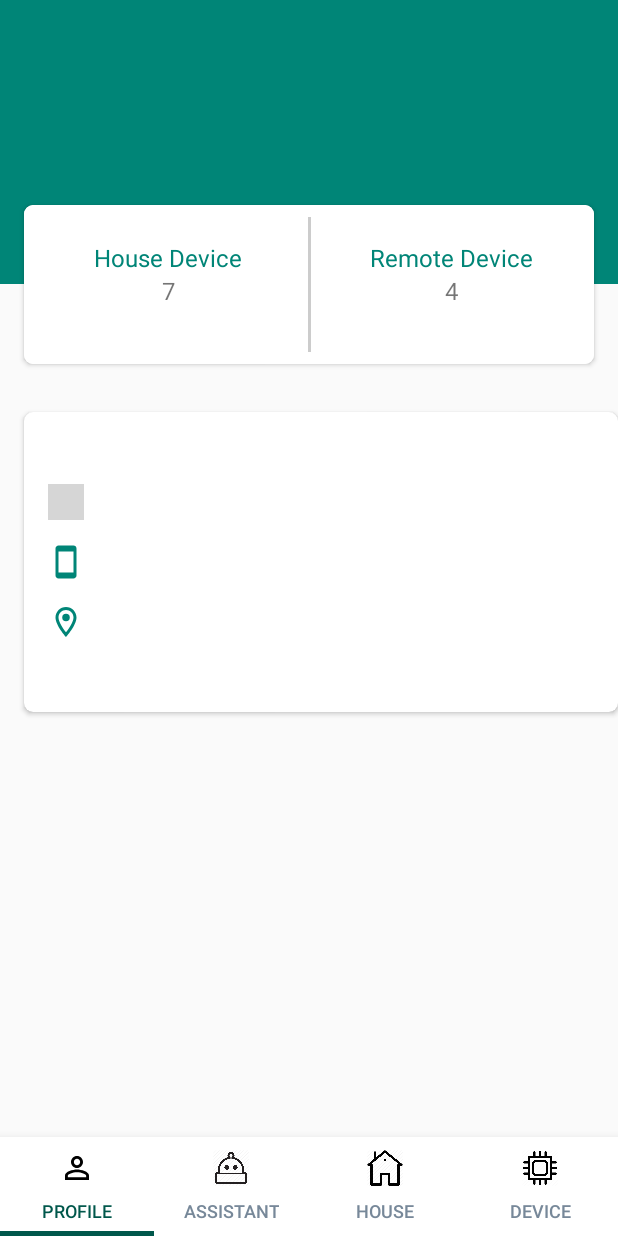
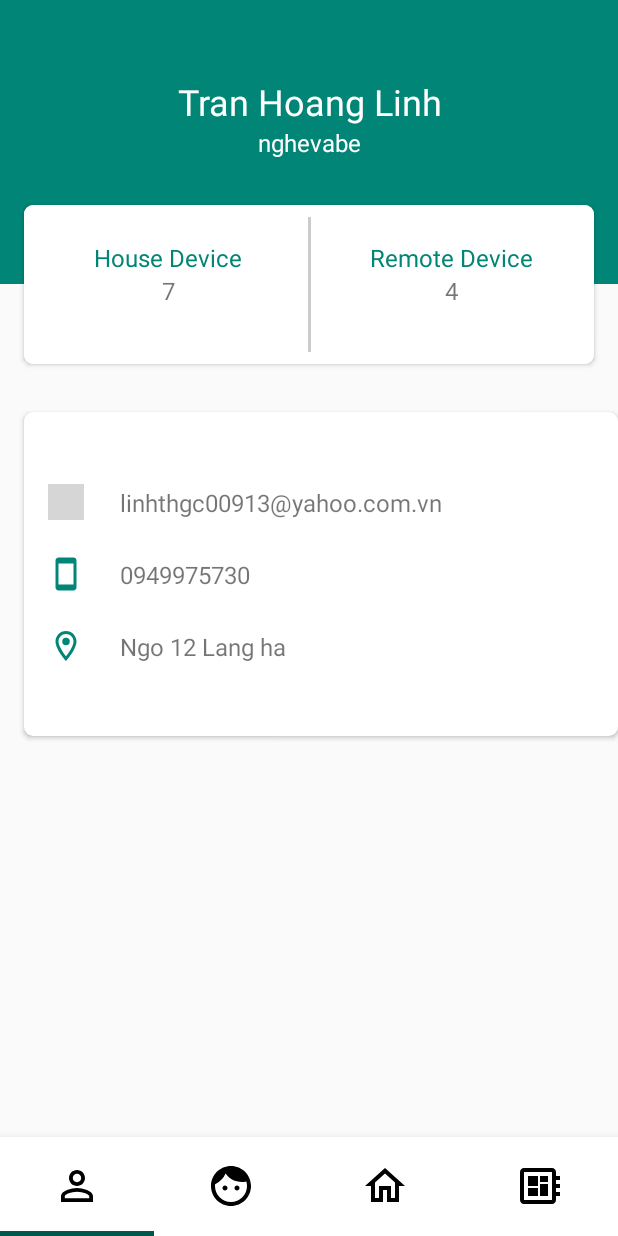
Before and after one commit to nghevabe/SmartApp4.0, an Android app: the MainActivity screen opened directly, with no data from a screen before it, on a phone screen of 412 x 824 dp. Run offline under Robolectric (Android 15) with nearby library versions, the phone set to English and light mode, and no system bars; libraries missing offline, so code that uses them is left out: com.koushikdutta.async, com.koushikdutta.ion, org.eclipse.paho; pictures from the network do not load; 9 statements that could not run were skipped; grey boxes are pictures that could not be loaded.

Commit message:
[UI] Change icon for Tablayout

```diff
--- a/SmartApp2/app/src/main/java/com/example/smartapp/MainActivity.java
+++ b/SmartApp2/app/src/main/java/com/example/smartapp/MainActivity.java
@@ -27,6 +27,7 @@ import android.util.Log;
 import android.view.View;
 import android.widget.Button;
 import android.widget.EditText;
+import android.widget.ImageView;
 import android.widget.TextView;
 import android.widget.Toast;
 
@@ -75,10 +76,21 @@ public class MainActivity extends AppCompatActivity {
         viewPager.setAdapter(adapter);
         tabLayout.setupWithViewPager(viewPager);
 
-        tabLayout.getTabAt(0).setIcon( R.drawable.ic_person_outline);
-        tabLayout.getTabAt(1).setIcon( R.drawable.bot_icon);
-        tabLayout.getTabAt(2).setIcon( R.drawable.house_icon);
-        tabLayout.getTabAt(3).setIcon( R.drawable.device_icon);
+        View tab1 = getLayoutInflater().inflate(R.layout.custom_tab, null);
+        tab1.findViewById(R.id.ivIcon).setBackgroundResource(R.drawable.ic_person_outline);
+        tabLayout.getTabAt(0).setCustomView(tab1);
+
+        View tab2 = getLayoutInflater().inflate(R.layout.custom_tab, null);
+        tab2.findViewById(R.id.ivIcon).setBackgroundResource(R.drawable.ic_face_outline);
+        tabLayout.getTabAt(1).setCustomView(tab2);
+
+        View tab3 = getLayoutInflater().inflate(R.layout.custom_tab, null);
+        tab3.findViewById(R.id.ivIcon).setBackgroundResource(R.drawable.ic_home_outline);
+        tabLayout.getTabAt(2).setCustomView(tab3);
+
+        View tab4 = getLayoutInflater().inflate(R.layout.custom_tab, null);
+        tab4.findViewById(R.id.ivIcon).setBackgroundResource(R.drawable.ic_developer_board_outline);
+        tabLayout.getTabAt(3).setCustomView(tab4);
 
         processMQTT.startMqtt(MainActivity.this);
 
--- /dev/null
+++ b/SmartApp2/app/src/main/res/drawable/ic_developer_board_outline.xml
@@ -0,0 +1,9 @@
+<vector xmlns:android="http://schemas.android.com/apk/res/android"
+    android:width="24dp"
+    android:height="24dp"
+    android:viewportWidth="24"
+    android:viewportHeight="24">
+  <path
+      android:fillColor="#FF000000"
+      android:pathData="M22,9L22,7h-2L20,5c0,-1.1 -0.9,-2 -2,-2L4,3c-1.1,0 -2,0.9 -2,2v14c0,1.1 0.9,2 2,2h14c1.1,0 2,-0.9 2,-2v-2h2v-2h-2v-2h2v-2h-2L20,9h2zM18,19L4,19L4,5h14v14zM6,13h5v4L6,17v-4zM12,7h4v3h-4L12,7zM6,7h5v5L6,12L6,7zM12,11h4v6h-4v-6z"/>
+</vector>
--- /dev/null
+++ b/SmartApp2/app/src/main/res/drawable/ic_face_outline.xml
@@ -0,0 +1,9 @@
+<vector xmlns:android="http://schemas.android.com/apk/res/android"
+    android:width="24dp"
+    android:height="24dp"
+    android:viewportWidth="24"
+    android:viewportHeight="24">
+  <path
+      android:fillColor="#FF000000"
+      android:pathData="M9,11.75c-0.69,0 -1.25,0.56 -1.25,1.25s0.56,1.25 1.25,1.25 1.25,-0.56 1.25,-1.25 -0.56,-1.25 -1.25,-1.25zM15,11.75c-0.69,0 -1.25,0.56 -1.25,1.25s0.56,1.25 1.25,1.25 1.25,-0.56 1.25,-1.25 -0.56,-1.25 -1.25,-1.25zM12,2C6.48,2 2,6.48 2,12s4.48,10 10,10 10,-4.48 10,-10S17.52,2 12,2zM12,20c-4.41,0 -8,-3.59 -8,-8 0,-0.29 0.02,-0.58 0.05,-0.86 2.36,-1.05 4.23,-2.98 5.21,-5.37C11.07,8.33 14.05,10 17.42,10c0.78,0 1.53,-0.09 2.25,-0.26 0.21,0.71 0.33,1.47 0.33,2.26 0,4.41 -3.59,8 -8,8z"/>
+</vector>
--- /dev/null
+++ b/SmartApp2/app/src/main/res/drawable/ic_home_outline.xml
@@ -0,0 +1,9 @@
+<vector xmlns:android="http://schemas.android.com/apk/res/android"
+    android:width="24dp"
+    android:height="24dp"
+    android:viewportWidth="24"
+    android:viewportHeight="24">
+  <path
+      android:fillColor="#FF000000"
+      android:pathData="M12,5.69l5,4.5V18h-2v-6H9v6H7v-7.81l5,-4.5M12,3L2,12h3v8h6v-6h2v6h6v-8h3L12,3z"/>
+</vector>
--- /dev/null
+++ b/SmartApp2/app/src/main/res/layout/custom_tab.xml
@@ -0,0 +1,13 @@
+<?xml version="1.0" encoding="utf-8"?>
+<LinearLayout xmlns:android="http://schemas.android.com/apk/res/android"
+    android:orientation="vertical"
+    android:layout_width="match_parent"
+    android:layout_height="match_parent">
+
+    <ImageView
+        android:id="@+id/ivIcon"
+        android:layout_width="32dp"
+        android:layout_height="32dp"
+        android:scaleType="fitCenter"
+        android:layout_gravity="center_horizontal" />
+</LinearLayout>
--- a/SmartApp2/app/src/main/res/layout/tab_profile.xml
+++ b/SmartApp2/app/src/main/res/layout/tab_profile.xml
@@ -23,7 +23,7 @@
         app:layout_constraintStart_toStartOf="@id/tvUserName"
         app:layout_constraintEnd_toEndOf="@id/tvUserName"
         app:layout_constraintBottom_toTopOf="@id/tvUserName"
-        tools:text="Tran Hoang Linh"/>
+        android:text="Tran Hoang Linh"/>
 
     <TextView
         android:id="@+id/tvUserName"
@@ -36,7 +36,7 @@
         app:layout_constraintStart_toStartOf="@id/vHeaderBackground"
         app:layout_constraintEnd_toEndOf="@id/vHeaderBackground"
         app:layout_constraintBottom_toBottomOf="@id/vHeaderBackground"
-        tools:text="nghevabe"/>
+        android:text="nghevabe"/>
 
     <androidx.cardview.widget.CardView
         android:layout_width="match_parent"
@@ -170,14 +170,14 @@
               app:layout_constraintBottom_toBottomOf="@id/ivMail"
               android:paddingStart="24dp"
               android:textSize="16dp"
-              tools:text="linhthgc00913@yahoo.com.vn"/>
+              android:text="linhthgc00913@yahoo.com.vn"/>
 
           <ImageView
               android:id="@+id/ivPhone"
               android:layout_width="24dp"
               android:layout_height="24dp"
               android:layout_marginStart="16dp"
-              android:layout_marginTop="16dp"
+              android:layout_marginTop="24dp"
               android:tint="@color/colorPrimary"
               app:layout_constraintStart_toStartOf="parent"
               app:layout_constraintTop_toBottomOf="@id/ivMail"
@@ -193,14 +193,14 @@
               app:layout_constraintBottom_toBottomOf="@id/ivPhone"
               android:paddingStart="24dp"
               android:textSize="16dp"
-              tools:text="0949975730"/>
+              android:text="0949975730"/>
 
           <ImageView
               android:id="@+id/ivAddress"
               android:layout_width="24dp"
               android:layout_height="24dp"
               android:layout_marginStart="16dp"
-              android:layout_marginTop="16dp"
+              android:layout_marginTop="24dp"
               android:tint="@color/colorPrimary"
               app:layout_constraintStart_toStartOf="parent"
               app:layout_constraintTop_toBottomOf="@id/ivPhone"
@@ -216,7 +216,7 @@
               app:layout_constraintBottom_toBottomOf="@id/ivAddress"
               android:paddingStart="24dp"
               android:textSize="16dp"
-              tools:text="Ngo 12 Lang ha"/>
+              android:text="Ngo 12 Lang ha"/>
 
       </androidx.constraintlayout.widget.ConstraintLayout>
 
```
Also changed, not shown: SmartApp2/app/src/main/res/drawable/bot_icon.png (deleted), SmartApp2/app/src/main/res/drawable/device_icon.png (deleted), SmartApp2/app/src/main/res/drawable/house_icon.png (deleted).
